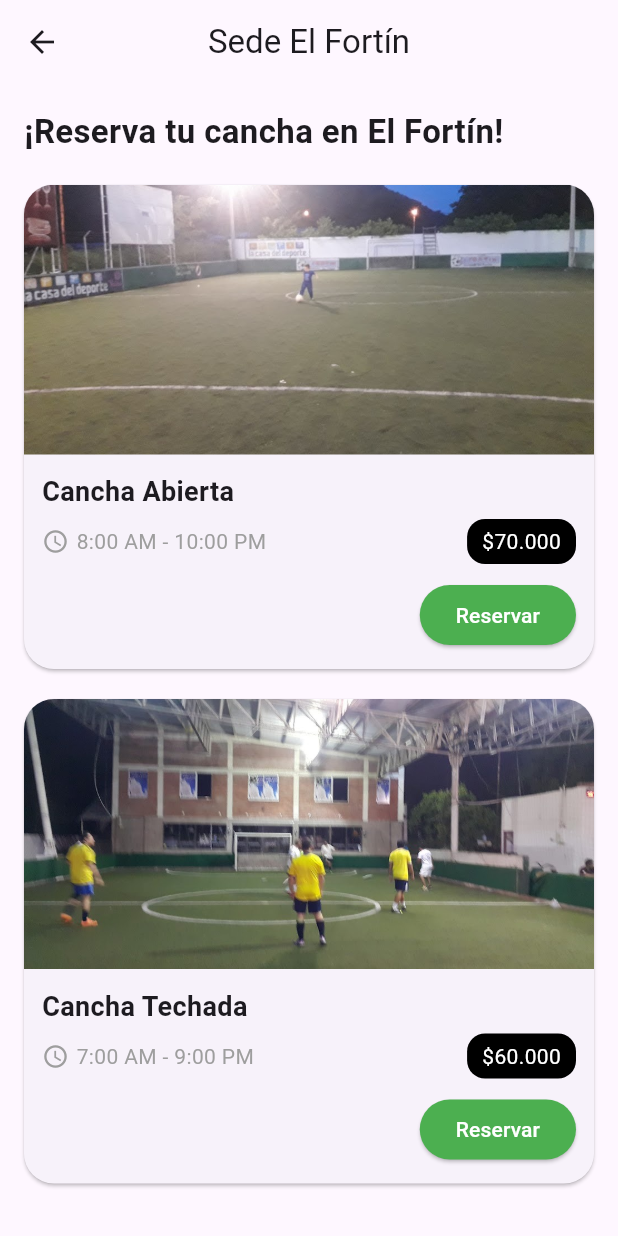
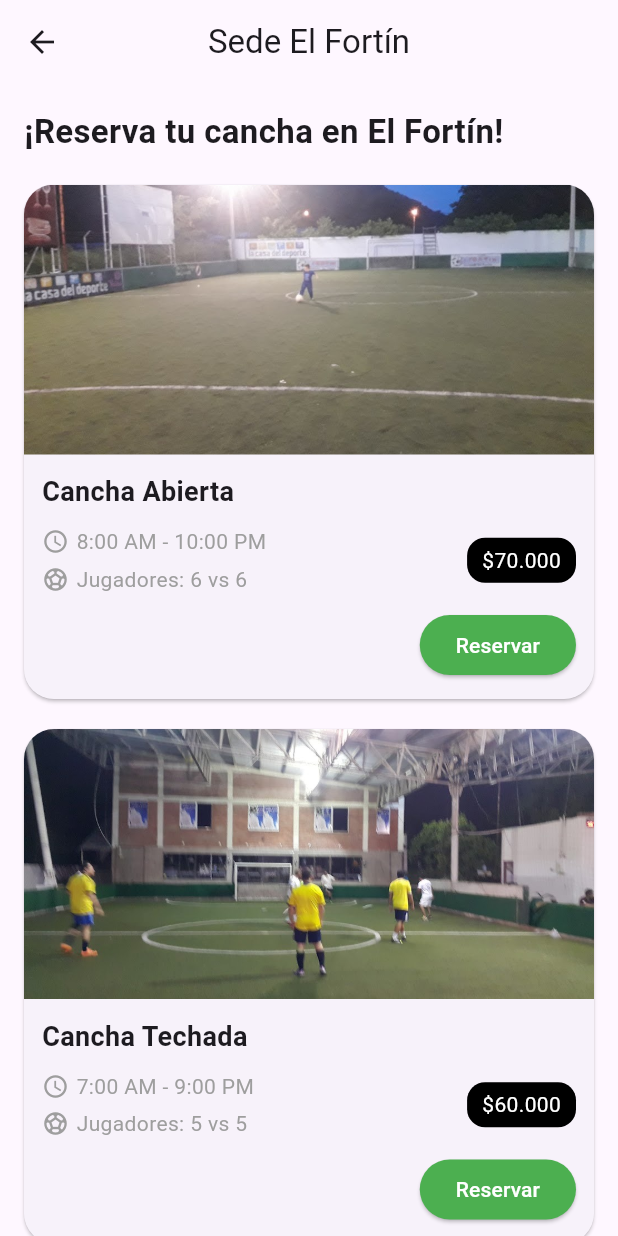
Before and after one commit to Aorellano413/Cancha_Movil, a Flutter app: the InicioFView screen opened by its route, on a phone screen of 412 x 824 dp. Run offline on Flutter 3.47's test engine with Material 3 defaults, Android fonts, the phone set to English and light mode, and no system bars; our stand-ins replace carousel_slider, google_fonts.

Commit message:
Nueva funcionalidad

```diff
--- a/lib/controllers/canchas_biblos_controller.dart
+++ b/lib/controllers/canchas_biblos_controller.dart
@@ -10,6 +10,7 @@ class CanchasBiblosController extends ChangeNotifier {
       price: "\$80.000 COP",
       horario: "7:00 AM - 10:00 PM",
       tipo: TipoCancha.cerrada,
+      jugadores: "6 vs 6",
     ),
     CanchaModel(
       image: "lib/images/3.jpg",
@@ -17,6 +18,7 @@ class CanchasBiblosController extends ChangeNotifier {
       price: "\$80.000 COP",
       horario: "7:00 AM - 10:00 PM",
       tipo: TipoCancha.cerrada,
+      jugadores: "6 vs 6",
     ),
     CanchaModel(
       image: "lib/images/6.jpg",
@@ -24,6 +26,7 @@ class CanchasBiblosController extends ChangeNotifier {
       price: "\$50.000 COP",
       horario: "7:00 AM - 10:00 PM",
       tipo: TipoCancha.abierta,
+      jugadores: "5 vs 5",
     ),
     CanchaModel(
       image: "lib/images/7.jpg",
@@ -31,6 +34,7 @@ class CanchasBiblosController extends ChangeNotifier {
       price: "\$50.000 COP",
       horario: "7:00 AM - 10:00 PM",
       tipo: TipoCancha.abierta,
+      jugadores: "5 vs 5",
     ),
   ];
 
--- a/lib/controllers/canchas_fortin_controller.dart
+++ b/lib/controllers/canchas_fortin_controller.dart
@@ -8,6 +8,7 @@ class CanchasFortinController extends ChangeNotifier {
       title: "Cancha Abierta",
       horario: "8:00 AM - 10:00 PM",
       price: "\$70.000",
+      jugadores: "6 vs 6",
       tipo: TipoCancha.sintetica,
     ),
     CanchaModel(
@@ -15,6 +16,7 @@ class CanchasFortinController extends ChangeNotifier {
       title: "Cancha Techada",
       horario: "7:00 AM - 9:00 PM",
       price: "\$60.000",
+      jugadores: "5 vs 5",
       tipo: TipoCancha.natural,
     ),
   ];
--- a/lib/controllers/canchas_jugada2_controller.dart
+++ b/lib/controllers/canchas_jugada2_controller.dart
@@ -8,6 +8,7 @@ class CanchasJugada2Controller extends ChangeNotifier {
       title: "Cancha Abirta #1",
       horario: "7:00 AM - 10:00 PM",
       price: "\$70.000 / hora",
+      jugadores: "5 vs 5",
       tipo:TipoCancha.cerrada,
     ),
     CanchaModel(
@@ -15,6 +16,7 @@ class CanchasJugada2Controller extends ChangeNotifier {
       title: "Cancha  Abierta #2",
       horario: "7:00 AM - 10:00 PM",
       price: "\$70.000 / hora",
+      jugadores: "5 vs 5",
       tipo: TipoCancha.cerrada,
     ),
     CanchaModel(
@@ -22,6 +24,7 @@ class CanchasJugada2Controller extends ChangeNotifier {
       title: "Cancha  Abierta #3",
       horario: "7:00 AM - 10:00 PM",
       price: "\$70.000 / hora",
+      jugadores: "5 vs 5",
       tipo: TipoCancha.cerrada,
     ),
   ];
--- a/lib/controllers/canchas_jugada_controller.dart
+++ b/lib/controllers/canchas_jugada_controller.dart
@@ -8,6 +8,7 @@ class CanchasController extends ChangeNotifier {
       title: "Cancha Techada",
       price: "\$80.000 COP",
       horario: "6:00 AM - 11:00 PM",
+      jugadores: "5 vs 5",
       tipo: TipoCancha.cerrada,
     ),
 
@@ -16,6 +17,7 @@ class CanchasController extends ChangeNotifier {
       title: "Cancha abierta",
       price: "\$60.000 COP",
       horario: "6:00 AM - 11:00 PM",
+      jugadores: "5 vs 5",
       tipo: TipoCancha.cerrada,
     ),
   ];
--- a/lib/views/iniciof_view.dart
+++ b/lib/views/iniciof_view.dart
@@ -32,8 +32,11 @@ class InicioFView extends StatelessWidget {
                 ),
                 const SizedBox(height: 20),
                 ...canchasController.canchas.map((cancha) {
-                  return _buildCard(context,
-                      cancha: cancha, reservaController: reservaController);
+                  return _buildCard(
+                    context,
+                    cancha: cancha,
+                    reservaController: reservaController,
+                  );
                 }),
               ],
             );
@@ -72,9 +75,12 @@ class InicioFView extends StatelessWidget {
                 Text(cancha.title,
                     style: const TextStyle(
                         fontSize: 18, fontWeight: FontWeight.bold)),
-                const SizedBox(height: 5),
+                const SizedBox(height: 10),
                 Row(
                   mainAxisAlignment: MainAxisAlignment.spaceBetween,
+                  children: [
+                    Column(
+                      crossAxisAlignment: CrossAxisAlignment.start,
                       children: [
                         Row(
                           children: [
@@ -83,6 +89,18 @@ class InicioFView extends StatelessWidget {
                             const SizedBox(width: 5),
                             Text(cancha.horario,
                                 style: const TextStyle(color: Colors.grey)),
+                          ],
+                        ),
+                        const SizedBox(height: 5),
+                        Row(
+                          children: [
+                            const Icon(Icons.sports_soccer,
+                                size: 18, color: Colors.grey),
+                            const SizedBox(width: 5),
+                            Text("Jugadores: ${cancha.jugadores}",
+                                style: const TextStyle(color: Colors.grey)),
+                          ],
+                        ),
                       ],
                     ),
                     Container(
@@ -101,8 +119,8 @@ class InicioFView extends StatelessWidget {
                 Align(
                   alignment: Alignment.centerRight,
                   child: ElevatedButton(
-                    style: ElevatedButton.styleFrom(
-                        backgroundColor: Colors.green),
+                    style:
+                        ElevatedButton.styleFrom(backgroundColor: Colors.green),
                     onPressed: () {
                       reservaController.setTipoCancha(cancha.tipo);
                       Navigator.pushNamed(context, AppRoutes.reserva);
```
Also changed, not shown: lib/models/cancha_model.dart (+25 -3 lines), lib/views/iniciob_view.dart (+18 -3 lines), lib/views/inicioj2_view.dart (+18 -3 lines), lib/views/inicioj_view.dart (+18 -3 lines). Lines whose indentation alone changed are shown as unchanged.
